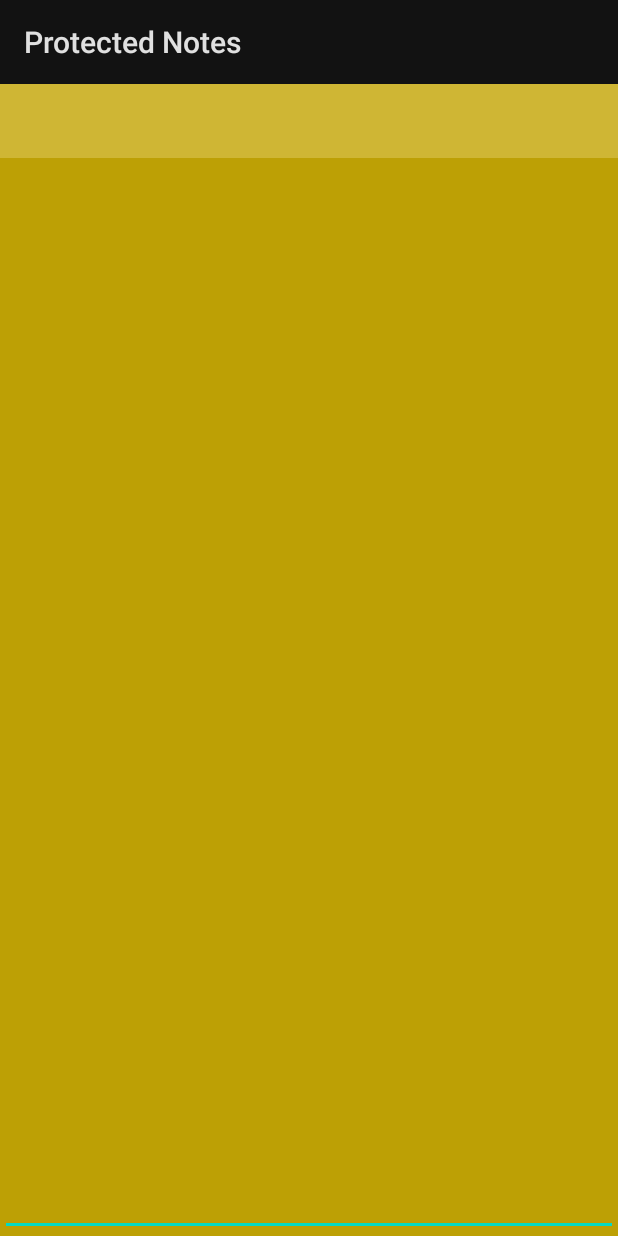
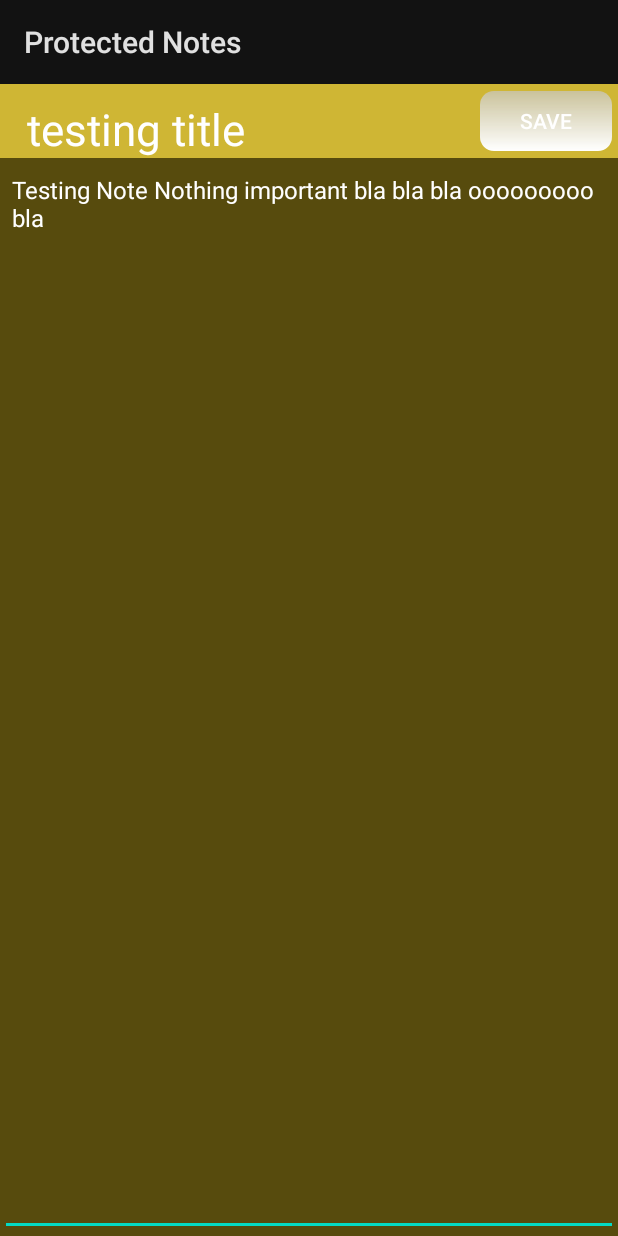
Before and after one commit to Mohamed02Emad/Protected_Notes, an Android app: the screen it shows after launch (The_Note), after a tap on "Testing Note Nothing important bla bla b", on a phone screen of 412 x 824 dp. Run offline under Robolectric (Android 15) with nearby library versions, the phone set to English and light mode, and no system bars; our stand-ins replace navigation-ui; Roboto replaces fonts that are not available here.

Commit message:
M-Notes are almost ready(need data base and delete method)

```diff
--- a/app/src/main/java/com/example/android/protectednotes/The_Note.java
+++ b/app/src/main/java/com/example/android/protectednotes/The_Note.java
@@ -1,14 +1,55 @@
 package com.example.android.protectednotes;
 
 import androidx.appcompat.app.AppCompatActivity;
+import androidx.appcompat.widget.AppCompatButton;
 
+import android.media.MediaPlayer;
 import android.os.Bundle;
+import android.view.View;
+import android.widget.EditText;
+import android.widget.TextView;
+
+import org.w3c.dom.Text;
 
 public class The_Note extends AppCompatActivity {
+
+    MediaPlayer mediaPlayer;
+    AppCompatButton button;
+    String title,text;
+    TextView Title;
+    EditText Text;
 
     @Override
     protected void onCreate(Bundle savedInstanceState) {
         super.onCreate(savedInstanceState);
         setContentView(R.layout.activity_the_note);
+
+        mediaPlayer=MediaPlayer.create(this,R.raw.click);
+
+        Title=findViewById(R.id.Note_Title);
+        Text=findViewById(R.id.Edit_Text_Note);
+
+        title=getIntent().getStringExtra("Title");
+        text=getIntent().getStringExtra("Content");
+
+        Title.setText(title);
+        Text.setText(text);
+
+        button=findViewById(R.id.Save_Note_Button);
+        button.setOnClickListener(new View.OnClickListener() {
+            @Override
+            public void onClick(View view) {
+                if(MainActivity.SoundON)mediaPlayer.start();
+                //TODO:update data base
+
+
+                onBackPressed();
+            }
+        });
+    }
+
+    @Override
+    public void onBackPressed() {
+        super.onBackPressed();
     }
 }
--- a/app/src/main/java/com/example/android/protectednotes/ui/home/HomeFragment.java
+++ b/app/src/main/java/com/example/android/protectednotes/ui/home/HomeFragment.java
@@ -39,7 +39,6 @@ public class HomeFragment extends Fragment implements home_Rv_interface {
     private Button button;
 //TODO: make a snack bar that deletes a note on long Click
 //TODO: make notes dragable
-//TODO: make a paper activity (that doen't fill the screen) hint --> use Edit text in a large Scale
 //TODO: make database to hold 3 strings (title , content , outer content)
 //TODO: design a method to creat the outer content
 //TODO: Link add button to your database and rv
@@ -152,6 +151,6 @@ public class HomeFragment extends Fragment implements home_Rv_interface {
 
     @Override
     public void OnItemLongClick(int position) {
-
+        Toast.makeText(getContext(), "hello", Toast.LENGTH_SHORT).show();
     }
 }
--- a/app/src/main/java/home_RV/home_Rv_Adapter.java
+++ b/app/src/main/java/home_RV/home_Rv_Adapter.java
@@ -27,7 +27,7 @@ public class home_Rv_Adapter extends RecyclerView.Adapter<home_Rv_VH> {
     @Override
     public void onBindViewHolder(@NonNull home_Rv_VH holder, int position) {
     home_Rv_Data d1=arrayList.get(position);
-    holder.outer.setText(d1.getOuterContent());
+    holder.outer.setText(d1.getContent());
     holder.Title.setText(d1.getTitle());
     }
 
--- a/app/src/main/java/home_RV/home_Rv_Data.java
+++ b/app/src/main/java/home_RV/home_Rv_Data.java
@@ -9,8 +9,8 @@ package home_RV;
 
 
      //constructor
-     public home_Rv_Data(String outerContent,String outerDate){
-         this.outerContent=outerContent;
+     public home_Rv_Data(String Content,String outerDate){
+         this.Content=Content;
          this.title=outerDate;
      }
 
--- a/app/src/main/java/home_RV/home_Rv_VH.java
+++ b/app/src/main/java/home_RV/home_Rv_VH.java
@@ -1,5 +1,6 @@
 package home_RV;
 
+import android.media.MediaPlayer;
 import android.view.LayoutInflater;
 import android.view.View;
 import android.widget.TextView;
@@ -7,18 +8,22 @@ import android.widget.TextView;
 import androidx.annotation.NonNull;
 import androidx.recyclerview.widget.RecyclerView;
 
+import com.example.android.protectednotes.MainActivity;
 import com.example.android.protectednotes.R;
 
 public class home_Rv_VH extends RecyclerView.ViewHolder {
     TextView outer;
     TextView Title;
+    MediaPlayer mediaPlayer;
     public home_Rv_VH(@NonNull View itemView,home_Rv_interface home_rv_interface) {
         super(itemView);
         outer=itemView.findViewById(R.id.OutNoteContent);
         Title=itemView.findViewById(R.id.DateRv);
+        mediaPlayer=MediaPlayer.create(itemView.getContext(), R.raw.click);
         itemView.setOnClickListener(new View.OnClickListener() {
             @Override
             public void onClick(View view) {
+                if (MainActivity.SoundON)mediaPlayer.start();
               if (home_rv_interface != null){
                   int pos=getAdapterPosition();
                   if(pos!=RecyclerView.NO_POSITION){
@@ -38,7 +43,7 @@ public class home_Rv_VH extends RecyclerView.ViewHolder {
                         home_rv_interface.OnItemLongClick(pos);
                     }
                 }
-                return false;
+                return true;
             }
 
     });
--- /dev/null
+++ b/app/src/main/res/drawable/cancel_button.xml
@@ -0,0 +1,11 @@
+<?xml version="1.0" encoding="utf-8"?>
+<shape xmlns:android="http://schemas.android.com/apk/res/android">
+<gradient
+    android:startColor="#B8C8C7C3"
+    android:endColor="@color/white"
+    android:angle="270"
+    />
+    <corners
+        android:radius="9dp"
+        />
+</shape>
--- a/app/src/main/res/layout/activity_the_note.xml
+++ b/app/src/main/res/layout/activity_the_note.xml
@@ -4,8 +4,20 @@
     xmlns:tools="http://schemas.android.com/tools"
     android:layout_width="match_parent"
     android:layout_height="match_parent"
-    android:background="@color/Golden_Theme"
+    android:background="#4AFFD700"
     tools:context=".The_Note">
+    <androidx.appcompat.widget.AppCompatButton
+        android:id="@+id/Save_Note_Button"
+        android:layout_width="wrap_content"
+        android:layout_height="40dp"
+        app:layout_constraintEnd_toEndOf="parent"
+        app:layout_constraintTop_toTopOf="@id/Note_Title"
+        app:layout_constraintBottom_toBottomOf="@id/Note_Title"
+        android:background="@drawable/cancel_button"
+        android:text="Save"
+        android:textSize="14sp"
+        android:layout_marginEnd="4dp"
+        />
 <TextView
     android:id="@+id/Note_Title"
     android:layout_width="match_parent"
```
